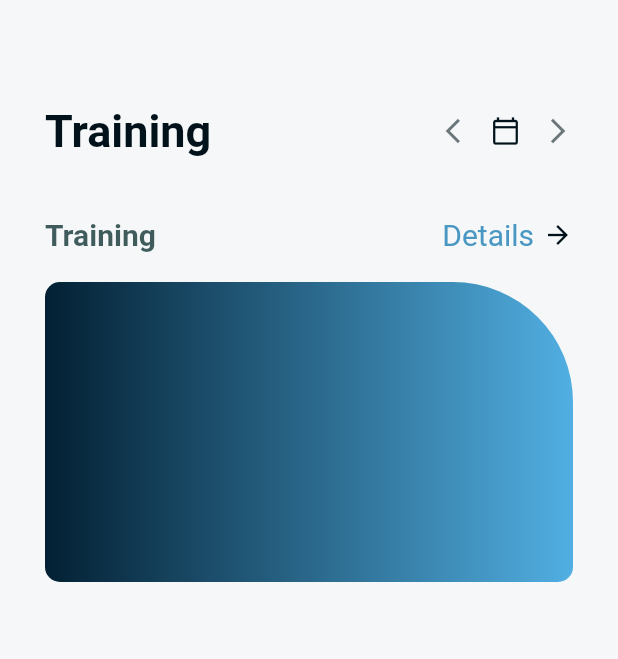
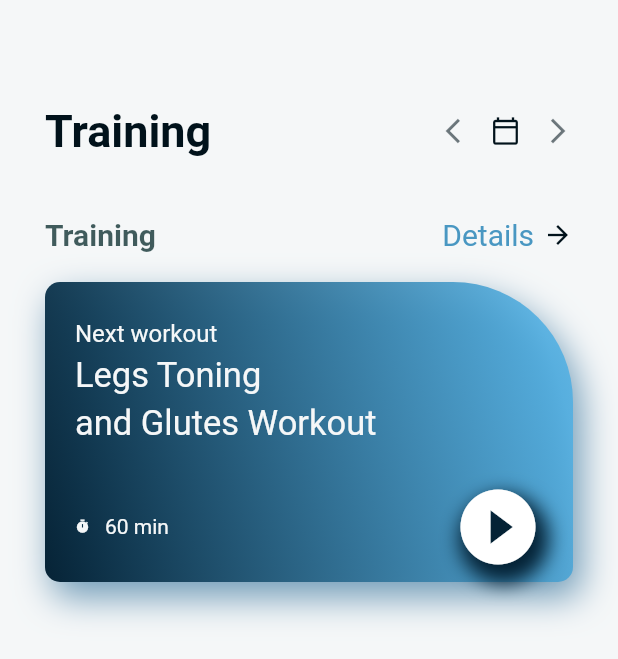
Before and after one commit to hilal-coskun/Flutter-Tutorial, a Flutter app: the screen it shows after launch, on a phone screen of 412 x 824 dp. Shown: the top 659 px of the screen. Run offline on Flutter 3.47's test engine with Material 2 defaults, Android fonts, the phone set to English and light mode, and no system bars; our stand-ins replace auto_size_text, carousel_slider.

Commit message:
update home-page

```diff
--- a/flutter_application_2/lib/home-page.dart
+++ b/flutter_application_2/lib/home-page.dart
@@ -82,22 +82,100 @@ class _HomePageState extends State<HomePage> {
               Container(
                 width: MediaQuery.of(context).size.width,
                 height: 200,
-                decoration: const BoxDecoration(
+                decoration: BoxDecoration(
                   gradient: LinearGradient(
                     colors: [
-                      Color.fromARGB(255, 3, 32, 51),
-                      Color.fromARGB(255, 81, 175, 226),
-                    ]
+                      Color.fromARGB(251, 3, 32, 51),
+                      Color.fromARGB(226, 81, 175, 226),
+                    ],
+                    begin: Alignment.bottomLeft,
+                    end: Alignment.centerRight
                   ),
                   borderRadius: BorderRadius.only(
                     topLeft: Radius.circular(10),
                     bottomLeft: Radius.circular(10),
                     bottomRight: Radius.circular(10),
                     topRight: Radius.circular(80),
-                  )
+                  ),
+                  boxShadow: [
+                    BoxShadow(
+                      offset: Offset(5, 10),
+                      blurRadius: 20,
+                      color: Color.fromARGB(153, 21, 92, 139),
+                    )
+                  ]
                 ),
-              )
-          ]),
+                child: Container(
+                  padding: const EdgeInsets.only(left: 20,top: 25, right: 20),
+                  child: Column(
+                    crossAxisAlignment: CrossAxisAlignment.start,
+                    children: [
+                      Text(
+                        'Next workout',
+                        style: TextStyle(
+                          fontSize: 16,
+                          color: Color.fromARGB(255, 245, 247, 248),
+                        ),
+                      ),
+                      SizedBox(height: 5,),
+                      Text(
+                        'Legs Toning',
+                        style: TextStyle(
+                          fontSize: 23,
+                          color: Color.fromARGB(255, 245, 247, 248),
+                        ),
+                      ),
+                      SizedBox(height: 5,),
+                      Text(
+                        'and Glutes Workout',
+                        style: TextStyle(
+                          fontSize: 23,
+                          color: Color.fromARGB(255, 245, 247, 248),
+                        ),
+                      ),
+                      SizedBox(height: 25,),
+                      Row(
+                        children: [
+                          Row(
+                            children: [
+                              Icon(Icons.timer, size: 10, color: Color.fromARGB(255, 245, 247, 248),),
+                              SizedBox(width:10,),
+                              Text(
+                              '60 min',
+                              style: TextStyle(
+                                fontSize: 14,
+                                color: Color.fromARGB(255, 245, 247, 248),
+                              ),
+                              ),
+
+                            ],
+                          ),
+                          Expanded(child: Container()),
+                          Container(
+                            decoration: BoxDecoration(
+                              borderRadius: BorderRadius.circular(60),
+                              boxShadow: [
+                                BoxShadow(
+                                  color: Color.fromARGB(251, 3, 32, 51),
+                                  blurRadius: 10,
+                                  offset: Offset(4, 8)
+                                )
+                              ]
+                            ),
+                            child: Icon(
+                              Icons.play_circle_fill,
+                              color: Colors.white,
+                              size: 60,
+                            ),
+                          )
+                        ],
+                      ),
+                    ],
+                  ),
+                )
+              ),
+          ]
+          ),
         ),
       ),
     );
```
